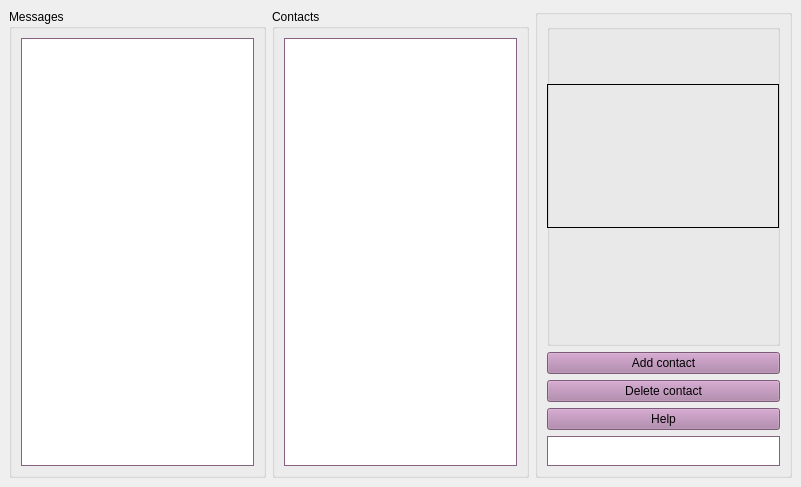
marimba25/my_chatik, file main_win.ui: the form before one commit.
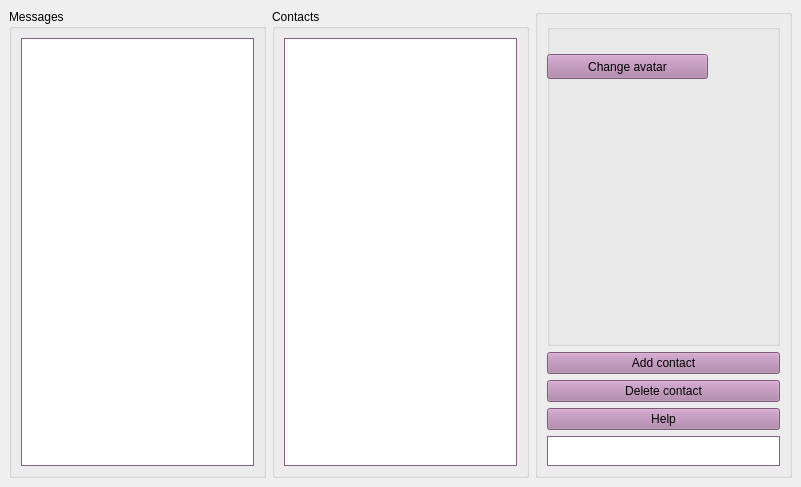
The form after the commit.

Commit message: добавлен аватар. его можно выбрать с диска

```diff
--- a/main_win.ui
+++ b/main_win.ui
@@ -507,10 +507,29 @@
             <property name="frameShape">
              <enum>QFrame::Box</enum>
             </property>
+            <property name="frameShadow">
+             <enum>QFrame::Raised</enum>
+            </property>
+            <property name="lineWidth">
+             <number>0</number>
+            </property>
             <property name="text">
              <string/>
             </property>
            </widget>
+           <widget class="QPushButton" name="pushButtonChangeAvatar">
+            <property name="geometry">
+             <rect>
+              <x>0</x>
+              <y>30</y>
+              <width>161</width>
+              <height>25</height>
+             </rect>
+            </property>
+            <property name="text">
+             <string>Change avatar</string>
+            </property>
+           </widget>
           </widget>
          </item>
          <item>
```
The commit also changes 1 other file.
